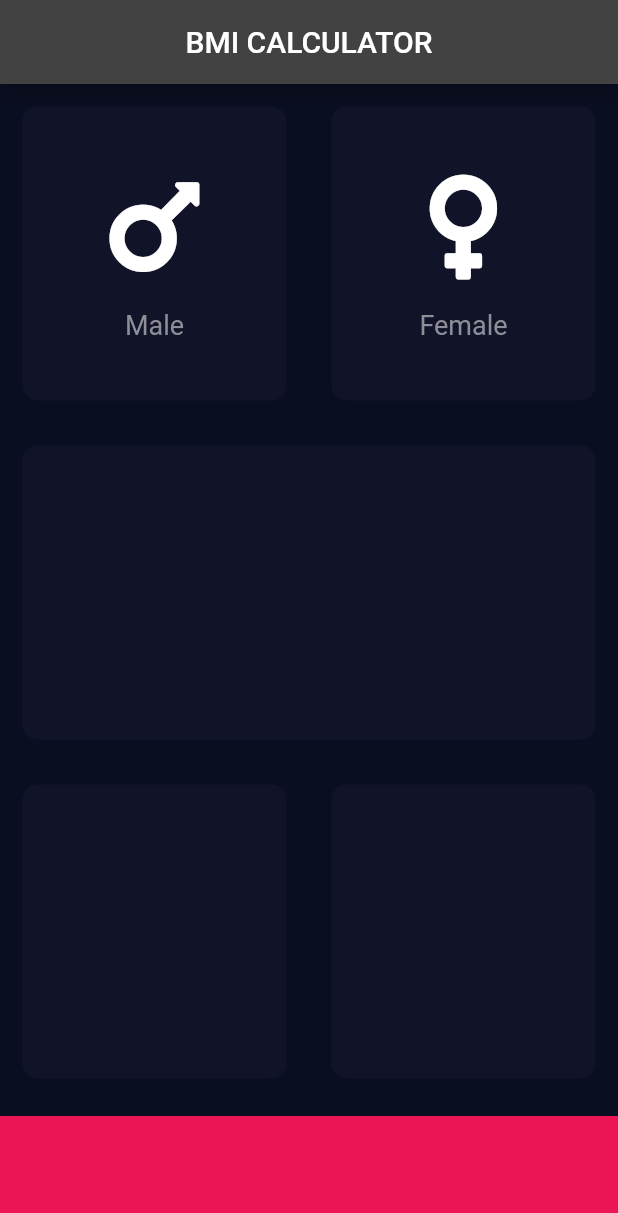
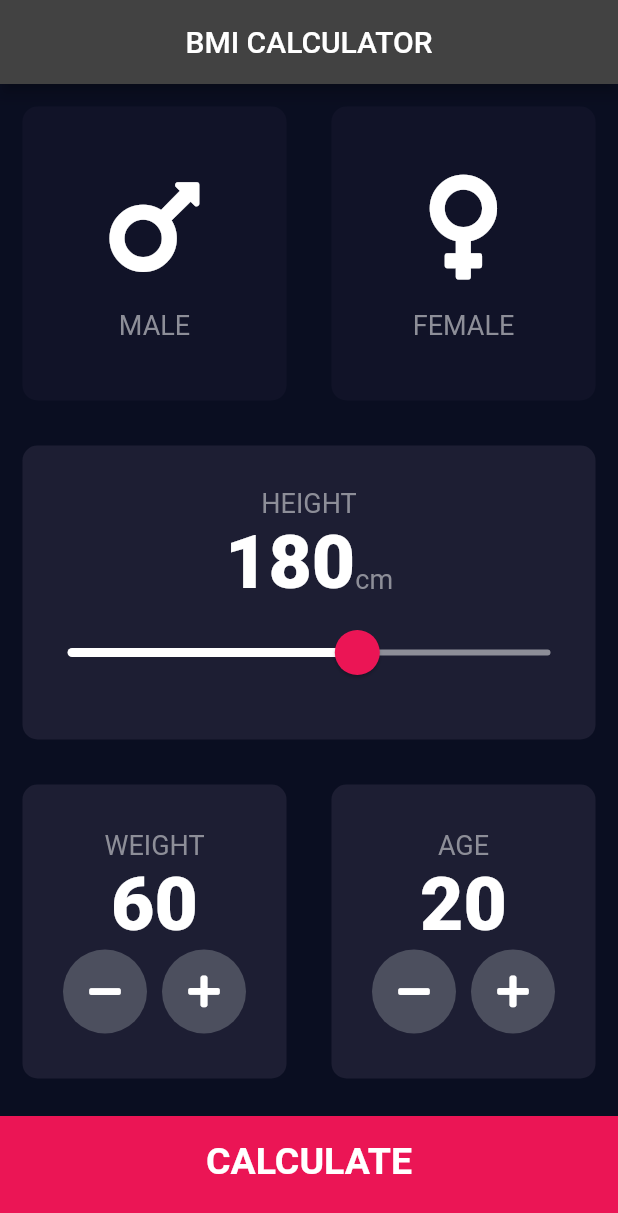
Before and after one commit to mariamadebolahamzat/bmi-calculator, a Flutter app: the screen it shows after launch, on a phone screen of 412 x 824 dp. Shown: the top 1213 px of the screen. Run offline on Flutter 3.47's test engine with Material 2 defaults, Android fonts, the phone set to English and light mode, and no system bars; our stand-ins replace font_awesome_flutter.

Commit message:
all implementation done

```diff
--- /dev/null
+++ b/lib/calculator_brain.dart
@@ -0,0 +1,38 @@
+import 'dart:math';
+
+class CalculatorBrain {
+  CalculatorBrain({
+    required this.height,
+    required this.weight,
+  });
+
+  final int height;
+  final int weight;
+
+ late double _bmi;
+
+  String calculateBMI() {
+    _bmi = weight / pow(height / 100, 2);
+    return _bmi.toStringAsFixed(1);
+  }
+
+  String getResult() {
+    if (_bmi >= 25) {
+      return 'Overweight';
+    } else if (_bmi > 18.5) {
+      return 'Normal';
+    } else {
+      return 'Underweight';
+    }
+  }
+
+  String getInterpretation() {
+    if (_bmi >= 25) {
+      return 'You have a higher than normal body weight. Try to exercise more.';
+    } else if (_bmi >= 18.5) {
+      return 'You have a normal body weight. Good job!';
+    } else {
+      return 'You have a lower than normal body weight. You can eat a bit more.';
+    }
+  }
+}
--- a/lib/components/bottom_button.dart
+++ b/lib/components/bottom_button.dart
@@ -0,0 +1,29 @@
+import 'package:flutter/material.dart';
+import 'package:bmi_calculator/constants.dart';
+
+class BottomButton extends StatelessWidget {
+ const BottomButton({Key? key, required this.onTap, required this.buttonTitle}) : super(key:key);
+
+  final Function() onTap;
+  final String buttonTitle;
+
+  @override
+  Widget build(BuildContext context) {
+    return GestureDetector(
+      onTap: onTap,
+      child: Container(
+        child: Center(
+          child: Text(
+            buttonTitle,
+            style: kLargeButtonTextStyle,
+          ),
+        ),
+        color: kBottomContainerColour,
+        margin: EdgeInsets.only(top: 10.0),
+        padding: EdgeInsets.only(bottom: 20.0),
+        width: double.infinity,
+        height: kBottomContainerHeight,
+      ),
+    );
+  }
+}
--- a/lib/components/reusable_card.dart
+++ b/lib/components/reusable_card.dart
@@ -1,14 +1,15 @@
 import 'package:flutter/material.dart';
 
 class ReusableCard extends StatelessWidget {
-  const ReusableCard({Key? key, this.onPress, this.colour, this.cardChild}) : super(key: key);
+  const ReusableCard({Key? key, required this.onPress, this.colour, this.cardChild}) : super(key: key);
   final Widget? cardChild;
   final Color? colour;
-  final Function? onPress;
+  final Function() onPress;
 
   @override
   Widget build(BuildContext context) {
     return GestureDetector(
+      onTap: onPress,
       child: Container(
         child: cardChild,
         margin: EdgeInsets.all(15.0),
--- a/lib/components/round_icon_button.dart
+++ b/lib/components/round_icon_button.dart
@@ -0,0 +1,24 @@
+import 'package:flutter/material.dart';
+
+class RoundIconButton extends StatelessWidget {
+  const RoundIconButton({Key? key, required this.icon, required this.onPressed})
+      : super(key: key);
+
+  final IconData icon;
+  final Function() onPressed;
+
+  @override
+  Widget build(BuildContext context) {
+    return RawMaterialButton(
+      elevation: 0.0,
+      child: Icon(icon),
+      onPressed: onPressed,
+      constraints: BoxConstraints.tightFor(
+        width: 56.0,
+        height: 56.0,
+      ),
+      shape: CircleBorder(),
+      fillColor: Color(0xFF4C4F5E),
+    );
+  }
+}
--- /dev/null
+++ b/lib/constants.dart
@@ -0,0 +1,41 @@
+import 'package:flutter/material.dart';
+
+const kBottomContainerHeight = 80.0;
+const kActiveCardColour = Color(0xFF1D1E33);
+const kInactiveCardColour = Color(0xFF111328);
+const kBottomContainerColour = Color(0xFFEB1555);
+
+const kLabelTextStyle = TextStyle(
+  fontSize: 18.0,
+  color: Color(0xFF8D8E98),
+);
+
+const kNumberTextStyle = TextStyle(
+  fontSize: 50.0,
+  fontWeight: FontWeight.w900,
+);
+
+const kLargeButtonTextStyle = TextStyle(
+  fontSize: 25.0,
+  fontWeight: FontWeight.bold,
+);
+
+const kTitleTextStyle = TextStyle(
+  fontSize: 50.0,
+  fontWeight: FontWeight.bold,
+);
+
+const kResultTextStyle = TextStyle(
+  color: Color(0xFF24D876),
+  fontSize: 22.0,
+  fontWeight: FontWeight.bold,
+);
+
+const kBMITextStyle = TextStyle(
+  fontSize: 100.0,
+  fontWeight: FontWeight.bold,
+);
+
+const kBodyTextStyle = TextStyle(
+  fontSize: 22.0,
+);
--- a/lib/input_page.dart
+++ /dev/null
@@ -1,101 +0,0 @@
-import 'package:bmi_calculator/constants/colors.dart';
-import 'package:bmi_calculator/components/icon_content.dart';
-import 'package:bmi_calculator/components/reusable_card.dart';
-import 'package:flutter/material.dart';
-import 'package:font_awesome_flutter/font_awesome_flutter.dart';
-
-enum Gender {
-  male,
-  female,
-}
-
-class InputPage extends StatefulWidget {
-  const InputPage({Key? key}) : super(key: key);
-
-  @override
-  _InputPageState createState() => _InputPageState();
-}
-
-class _InputPageState extends State<InputPage> {
-  Gender? selectedGender;
-
-  @override
-  Widget build(BuildContext context) {
-    return Scaffold(
-        appBar: AppBar(
-          title: Text('BMI CALCULATOR'),
-          centerTitle: true,
-        ),
-        body: Column(
-          children: [
-            Expanded(
-              child: Row(
-                children: [
-                  Expanded(
-                    child: GestureDetector(
-                      onTap: () {
-                        setState(() {
-                          selectedGender = Gender.male;
-                        });
-                      },
-                      child: ReusableCard(
-                        colour: selectedGender == Gender.male
-                            ? AppColor.activeCardColour
-                            : AppColor.inactiveCardColour,
-                        cardChild: IconContent(
-                          icon: FontAwesomeIcons.mars,
-                          text: 'Male',
-                        ),
-                      ),
-                    ),
-                  ),
-                  Expanded(
-                    child: GestureDetector(
-                      onTap: () {
-                        selectedGender = Gender.female;
-                      },
-                      child: ReusableCard(
-                        colour: selectedGender == Gender.female
-                            ? AppColor.activeCardColour
-                            : AppColor.inactiveCardColour,
-                        cardChild: IconContent(
-                          icon: FontAwesomeIcons.venus,
-                          text: 'Female',
-                        ),
-                      ),
-                    ),
-                  ),
-                ],
-              ),
-            ),
-            Expanded(
-              child: ReusableCard(
-                colour: AppColor.inactiveCardColour,
-              ),
-            ),
-            Expanded(
-              child: Row(
-                children: [
-                  Expanded(
-                    child: ReusableCard(
-                      colour: AppColor.inactiveCardColour,
-                    ),
-                  ),
-                  Expanded(
-                    child: ReusableCard(
-                      colour: AppColor.inactiveCardColour,
-                    ),
-                  ),
-                ],
-              ),
-            ),
-            Container(
-              color: Color(0xFFEB1555),
-              margin: EdgeInsets.only(top: 10.0),
-              width: double.infinity,
-              height: 80.0,
-            ),
-          ],
-        ));
-  }
-}
--- a/lib/main.dart
+++ b/lib/main.dart
@@ -1,4 +1,4 @@
-import 'package:bmi_calculator/input_page.dart';
+import 'package:bmi_calculator/screens/input_page.dart';
 import 'package:flutter/material.dart';
 
 void main() => runApp(BMICalc());
@@ -9,6 +9,7 @@ class BMICalc extends StatelessWidget {
   @override
   Widget build(BuildContext context) {
     return MaterialApp(
+      debugShowCheckedModeBanner: false,
       theme: ThemeData.dark().copyWith(
         primaryColor: Color(0xFF0A0E21),
         scaffoldBackgroundColor: Color(0xFF0A0E21),
--- /dev/null
+++ b/lib/screens/input_page.dart
@@ -0,0 +1,242 @@
+import 'package:bmi_calculator/screens/result_page.dart';
+import 'package:flutter/material.dart';
+import 'package:font_awesome_flutter/font_awesome_flutter.dart';
+
+import 'package:bmi_calculator/calculator_brain.dart';
+import 'package:bmi_calculator/components/bottom_button.dart';
+import 'package:bmi_calculator/components/icon_content.dart';
+import 'package:bmi_calculator/components/reusable_card.dart';
+import 'package:bmi_calculator/components/round_icon_button.dart';
+import 'package:bmi_calculator/constants.dart';
+
+enum Gender {
+  male,
+  female,
+}
+
+class InputPage extends StatefulWidget {
+  const InputPage({Key? key}) : super(key: key);
+  @override
+  _InputPageState createState() => _InputPageState();
+}
+
+class _InputPageState extends State<InputPage> {
+  Gender? selectedGender;
+  int height = 180;
+  int weight = 60;
+  int age = 20;
+
+  @override
+  Widget build(BuildContext context) {
+    return Scaffold(
+      appBar: AppBar(
+        title: Text('BMI CALCULATOR'),
+        centerTitle: true,
+      ),
+      body: Column(
+        crossAxisAlignment: CrossAxisAlignment.stretch,
+        children: <Widget>[
+          Expanded(
+              child: Row(
+            children: <Widget>[
+              Expanded(
+                child: ReusableCard(
+                  onPress: () {
+                    setState(() {
+                      selectedGender = Gender.male;
+                    });
+                  },
+                  colour: selectedGender == Gender.male
+                      ? kActiveCardColour
+                      : kInactiveCardColour,
+                  cardChild: IconContent(
+                    icon: FontAwesomeIcons.mars,
+                    text: 'MALE',
+                  ),
+                ),
+              ),
+              Expanded(
+                child: ReusableCard(
+                  onPress: () {
+                    setState(() {
+                      selectedGender = Gender.female;
+                    });
+                  },
+                  colour: selectedGender == Gender.female
+                      ? kActiveCardColour
+                      : kInactiveCardColour,
+                  cardChild: IconContent(
+                    icon: FontAwesomeIcons.venus,
+                    text: 'FEMALE',
+                  ),
+                ),
+              ),
+            ],
+          )),
+          Expanded(
+            child: ReusableCard(
+              onPress: () {},
+              colour: kActiveCardColour,
+              cardChild: Column(
+                mainAxisAlignment: MainAxisAlignment.center,
+                children: <Widget>[
+                  Text(
+                    'HEIGHT',
+                    style: kLabelTextStyle,
+                  ),
+                  Row(
+                    mainAxisAlignment: MainAxisAlignment.center,
+                    crossAxisAlignment: CrossAxisAlignment.baseline,
+                    textBaseline: TextBaseline.alphabetic,
+                    children: <Widget>[
+                      Text(
+                        height.toString(),
+                        style: kNumberTextStyle,
+                      ),
+                      Text(
+                        'cm',
+                        style: kLabelTextStyle,
+                      )
+                    ],
+                  ),
+                  SliderTheme(
+                    data: SliderTheme.of(context).copyWith(
+                      inactiveTrackColor: Color(0xFF8D8E98),
+                      activeTrackColor: Colors.white,
+                      thumbColor: Color(0xFFEB1555),
+                      overlayColor: Color(0x29EB1555),
+                      thumbShape:
+                          RoundSliderThumbShape(enabledThumbRadius: 15.0),
+                      overlayShape:
+                          RoundSliderOverlayShape(overlayRadius: 30.0),
+                    ),
+                    child: Slider(
+                      value: height.toDouble(),
+                      min: 120.0,
+                      max: 220.0,
+                      onChanged: (double newValue) {
+                        setState(() {
+                          height = newValue.round();
+                        });
+                      },
+                    ),
+                  ),
+                ],
+              ),
+            ),
+          ),
+          Expanded(
+            child: Row(
+              children: <Widget>[
+                Expanded(
+                  child: ReusableCard(
+                    onPress: () {},
+                    colour: kActiveCardColour,
+                    cardChild: Column(
+                      mainAxisAlignment: MainAxisAlignment.center,
+                      children: <Widget>[
+                        Text(
+                          'WEIGHT',
+                          style: kLabelTextStyle,
+                        ),
+                        Text(
+                          weight.toString(),
+                          style: kNumberTextStyle,
+                        ),
+                        Row(
+                          mainAxisAlignment: MainAxisAlignment.center,
+                          children: <Widget>[
+                            RoundIconButton(
+                                icon: FontAwesomeIcons.minus,
+                                onPressed: () {
+                                  setState(() {
+                                    weight--;
+                                  });
+                                }),
+                            SizedBox(
+                              width: 10.0,
+                            ),
+                            RoundIconButton(
+                              icon: FontAwesomeIcons.plus,
+                              onPressed: () {
+                                setState(() {
+                                  weight++;
+                                });
+                              },
+                            ),
+                          ],
+                        ),
+                      ],
+                    ),
+                  ),
+                ),
+                Expanded(
+                  child: ReusableCard(
+                    onPress: () {},
+                    colour: kActiveCardColour,
+                    cardChild: Column(
+                      mainAxisAlignment: MainAxisAlignment.center,
+                      children: <Widget>[
+                        Text(
+                          'AGE',
+                          style: kLabelTextStyle,
+                        ),
+                        Text(
+                          age.toString(),
+                          style: kNumberTextStyle,
+                        ),
+                        Row(
+                          mainAxisAlignment: MainAxisAlignment.center,
+                          children: <Widget>[
+                            RoundIconButton(
+                              icon: FontAwesomeIcons.minus,
+                              onPressed: () {
+                                setState(
+                                  () {
+                                    age--;
+                                  },
+                                );
+                              },
+                            ),
+                            SizedBox(
+                              width: 10.0,
+                            ),
+                            RoundIconButton(
+                                icon: FontAwesomeIcons.plus,
+                                onPressed: () {
+                                  setState(() {
+                                    age++;
+                                  });
+                                })
+                          ],
+                        )
+                      ],
+                    ),
+                  ),
+                ),
+              ],
+            ),
+          ),
+          BottomButton(
+            buttonTitle: 'CALCULATE',
+            onTap: () {
+              CalculatorBrain calc =
+                  CalculatorBrain(height: height, weight: weight);
+
+              Navigator.push(
+                context,
+                MaterialPageRoute(
+                  builder: (context) => ResultsPage(
+                    bmiResult: calc.calculateBMI(),
+                    resultText: calc.getResult(),
+                    interpretation: calc.getInterpretation(),
+                  ),
+                ),
+              );
+            },
+          ),
+        ],
+      ),
+    );
+  }
+}
```
Also changed, not shown: lib/screens/result_page.dart (added, +77 -0 lines).
